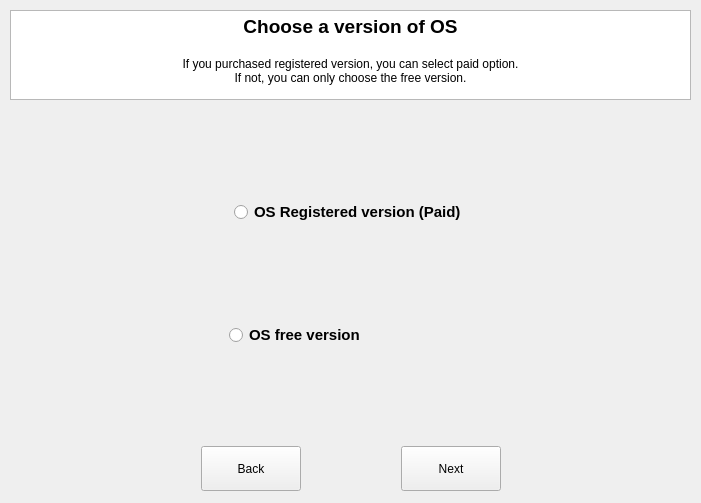
wayne-incorporated/os-distribution-system, file wayneOSforWin/View/widgetselectversion.ui: the form before one commit.
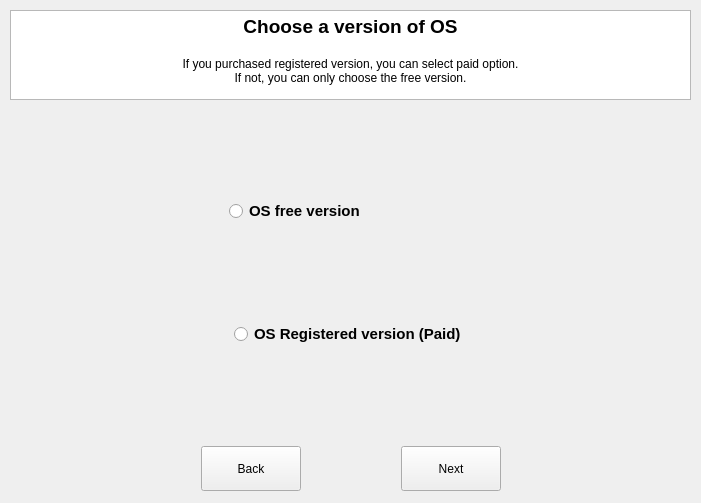
The form after the commit.

Diff of the .ui file:
```diff
--- a/wayneOSforWin/View/widgetselectversion.ui
+++ b/wayneOSforWin/View/widgetselectversion.ui
@@ -80,26 +80,6 @@
       </property>
      </widget>
     </item>
-    <item alignment="Qt::AlignHCenter|Qt::AlignVCenter">
-     <widget class="QRadioButton" name="radioPaid">
-      <property name="sizePolicy">
-       <sizepolicy hsizetype="Expanding" vsizetype="Expanding">
-        <horstretch>0</horstretch>
-        <verstretch>0</verstretch>
-       </sizepolicy>
-      </property>
-      <property name="font">
-       <font>
-        <pointsize>11</pointsize>
-        <weight>75</weight>
-        <bold>true</bold>
-       </font>
-      </property>
-      <property name="text">
-       <string>OS Registered version (Paid)</string>
-      </property>
-     </widget>
-    </item>
     <item alignment="Qt::AlignHCenter|Qt::AlignVCenter">
      <widget class="QRadioButton" name="radioFree">
       <property name="sizePolicy">
@@ -126,6 +106,26 @@
       </property>
      </widget>
     </item>
+    <item alignment="Qt::AlignHCenter|Qt::AlignVCenter">
+     <widget class="QRadioButton" name="radioPaid">
+      <property name="sizePolicy">
+       <sizepolicy hsizetype="Expanding" vsizetype="Expanding">
+        <horstretch>0</horstretch>
+        <verstretch>0</verstretch>
+       </sizepolicy>
+      </property>
+      <property name="font">
+       <font>
+        <pointsize>11</pointsize>
+        <weight>75</weight>
+        <bold>true</bold>
+       </font>
+      </property>
+      <property name="text">
+       <string>OS Registered version (Paid)</string>
+      </property>
+     </widget>
+    </item>
     <item>
      <layout class="QHBoxLayout" name="horizontalLayout">
       <property name="spacing">
```
